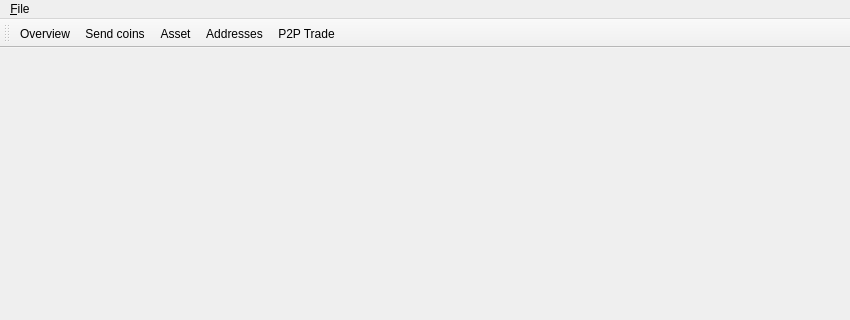
First picture: the form in ui/forms/ngccc.ui, repository chromaway/ngcccbase, before the edit; both pictures show x 0 to 850 and y 0 to 320 of the 850 by 550 pixel window.
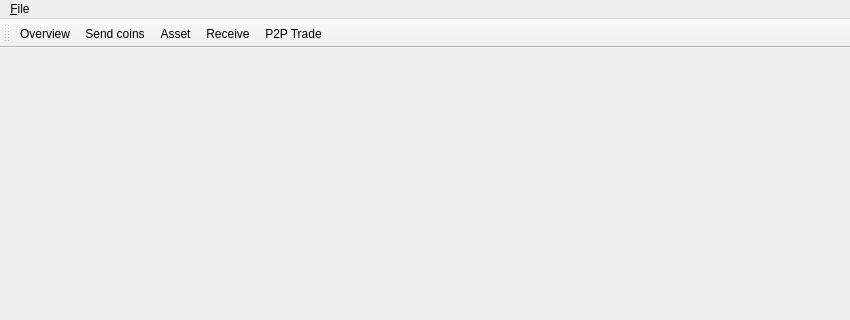
Second picture: the form after the edit. Icons and pictures are not drawn.

Diff of the .ui file:
```diff
--- a/ui/forms/ngccc.ui
+++ b/ui/forms/ngccc.ui
@@ -56,7 +56,7 @@
    <addaction name="actionGotoOverview"/>
    <addaction name="actionGotoSendcoins"/>
    <addaction name="actionGotoAsset"/>
-   <addaction name="actionGotoAddresses"/>
+   <addaction name="actionGotoReceive"/>
    <addaction name="actionP2PTrade"/>
   </widget>
   <action name="actionExit">
@@ -105,7 +105,7 @@
     <string>Change to Send coins page</string>
    </property>
   </action>
-  <action name="actionGotoAddresses">
+  <action name="actionGotoReceive">
    <property name="checkable">
     <bool>true</bool>
    </property>
@@ -114,10 +114,10 @@
      <normaloff>../icons/receive.png</normaloff>../icons/receive.png</iconset>
    </property>
    <property name="text">
-    <string>Addresses</string>
+    <string>Receive</string>
    </property>
    <property name="toolTip">
-    <string>Change to Addresses page</string>
+    <string>Change to Receive page</string>
    </property>
   </action>
   <action name="actionP2PTrade">
```
